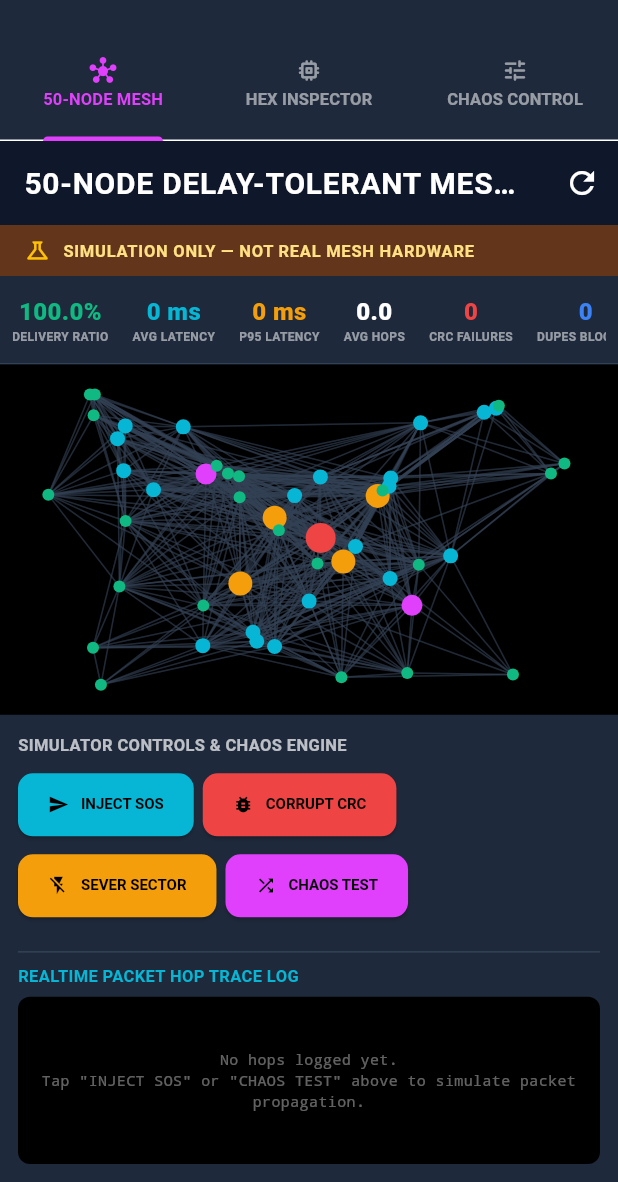
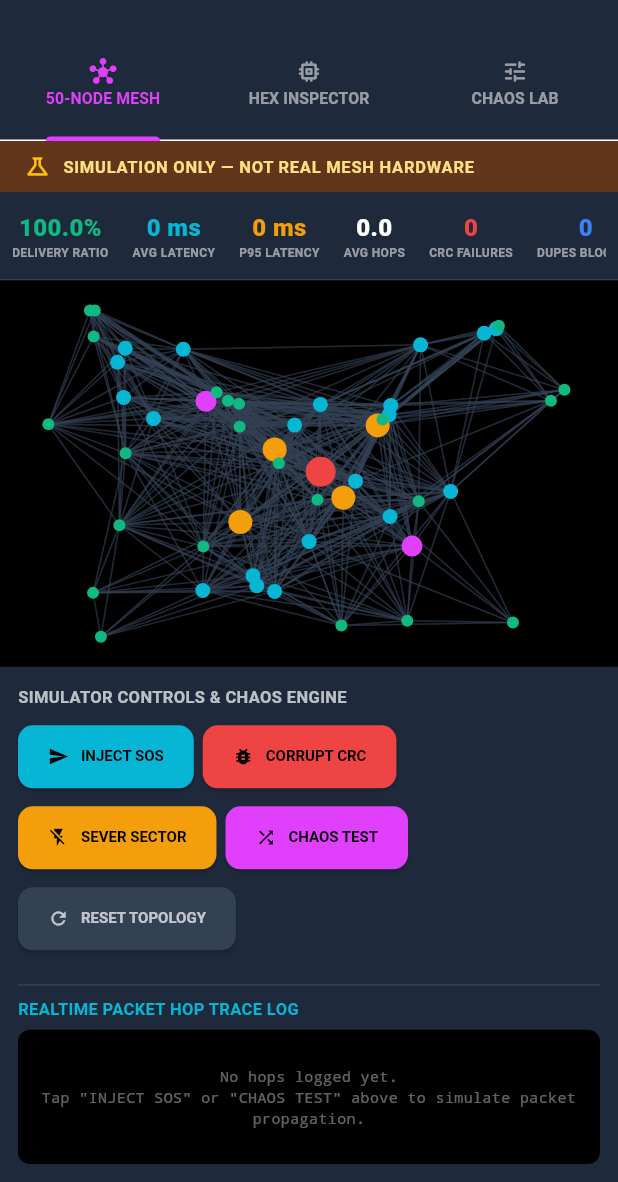
Before and after one commit to ashtekareshaan21-cell/FINAL_AARAKSHAK, a Flutter app: the MeshLabScreen screen opened by its route, on a phone screen of 412 x 824 dp, the part 54-1236 px from its top. Run offline on Flutter 3.47's test engine with Material 3 defaults, Android fonts, the phone set to English and light mode, and no system bars; our stand-ins replace battery_plus, connectivity_plus, flutter_map, flutter_riverpod, geolocator, go_router and 4 more; accounts and stored records are empty; network calls fail.

Commit message:
fix(ui): eliminate overlapping text, layout overflow, and nested headers across all tabs

```diff
--- a/lib/features/mesh_lab/mesh_lab_screen.dart
+++ b/lib/features/mesh_lab/mesh_lab_screen.dart
@@ -52,11 +52,12 @@ class _MeshLabScreenState extends State<MeshLabScreen> with SingleTickerProvider
           indicatorColor: Colors.purpleAccent,
           labelColor: Colors.purpleAccent,
           unselectedLabelColor: Colors.white54,
-          labelStyle: const TextStyle(fontSize: 11, fontWeight: FontWeight.bold),
+          labelPadding: const EdgeInsets.symmetric(horizontal: 6),
+          labelStyle: const TextStyle(fontSize: 10.5, fontWeight: FontWeight.bold),
           tabs: const [
             Tab(icon: Icon(Icons.hub_rounded, size: 18), text: '50-NODE MESH'),
             Tab(icon: Icon(Icons.memory_rounded, size: 18), text: 'HEX INSPECTOR'),
-            Tab(icon: Icon(Icons.tune_rounded, size: 18), text: 'CHAOS CONTROL'),
+            Tab(icon: Icon(Icons.tune_rounded, size: 18), text: 'CHAOS LAB'),
           ],
         ),
       ),
@@ -64,10 +65,10 @@ class _MeshLabScreenState extends State<MeshLabScreen> with SingleTickerProvider
         controller: _tabController,
         children: [
           // 1. Mesh Topology & Simulator
-          const MeshSimScreen(),
+          const MeshSimScreen(showAppBar: false),
 
           // 2. 48-Byte Hex Frame Inspector
-          const PacketInspectorScreen(),
+          const PacketInspectorScreen(showAppBar: false),
 
           // 3. Chaos Controls Panel
           SingleChildScrollView(
--- a/lib/features/mesh_simulator/mesh_sim_screen.dart
+++ b/lib/features/mesh_simulator/mesh_sim_screen.dart
@@ -7,7 +7,8 @@ import '../../core/networking/mesh_simulator_engine.dart';
 import '../../core/packet/packet_engine.dart';
 
 class MeshSimScreen extends StatefulWidget {
-  const MeshSimScreen({super.key});
+  final bool showAppBar;
+  const MeshSimScreen({super.key, this.showAppBar = true});
 
   @override
   State<MeshSimScreen> createState() => _MeshSimScreenState();
@@ -54,17 +55,7 @@ class _MeshSimScreenState extends State<MeshSimScreen> {
   Widget build(BuildContext context) {
     final metrics = _engine.metrics;
 
-    return Scaffold(
-      appBar: AppBar(
-        title: const Text('50-NODE DELAY-TOLERANT MESH SIMULATOR'),
-        actions: [
-          IconButton(
-            icon: const Icon(Icons.refresh),
-            onPressed: () => setState(() => _engine.resetTopology()),
-          ),
-        ],
-      ),
-      body: Column(
+    final bodyContent = Column(
       children: [
         // Simulation Banner
         Container(
@@ -226,6 +217,19 @@ class _MeshSimScreenState extends State<MeshSimScreen> {
                               backgroundColor: Colors.purpleAccent,
                             ),
                           ),
+                          ElevatedButton.icon(
+                            onPressed: () =>
+                                setState(() => _engine.resetTopology()),
+                            icon: const Icon(Icons.refresh, size: 14),
+                            label: const Text(
+                              'RESET TOPOLOGY',
+                              style: TextStyle(fontSize: 10),
+                            ),
+                            style: ElevatedButton.styleFrom(
+                              backgroundColor: const Color(0xFF334155),
+                              foregroundColor: Colors.white70,
+                            ),
+                          ),
                         ],
                       ),
                       const SizedBox(height: 12),
@@ -308,7 +312,23 @@ class _MeshSimScreenState extends State<MeshSimScreen> {
             ),
           ),
         ],
+      );
+
+    if (!widget.showAppBar) {
+      return bodyContent;
+    }
+
+    return Scaffold(
+      appBar: AppBar(
+        title: const Text('50-NODE DELAY-TOLERANT MESH SIMULATOR'),
+        actions: [
+          IconButton(
+            icon: const Icon(Icons.refresh),
+            onPressed: () => setState(() => _engine.resetTopology()),
           ),
+        ],
+      ),
+      body: bodyContent,
     );
   }
 
```
Also changed, not shown: lib/features/command_center/command_screen.dart (+39 -22 lines), lib/features/home/home_screen.dart (+6 -12 lines), lib/features/home/widgets/risk_status_card.dart (+6 -15 lines), lib/features/home/widgets/simulation_control_panel.dart (+10 -9 lines), lib/features/map/nasa_atmosphere_screen.dart (+25 -15 lines), lib/features/packet_inspector/packet_inspector_screen.dart (+17 -10 lines), lib/features/victim/victim_screen.dart (+21 -8 lines). Lines whose indentation alone changed are shown as unchanged.
